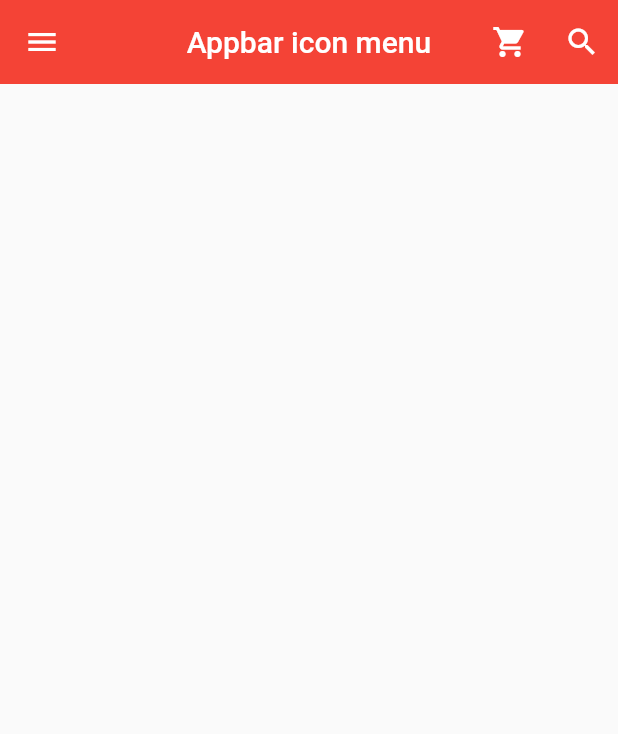
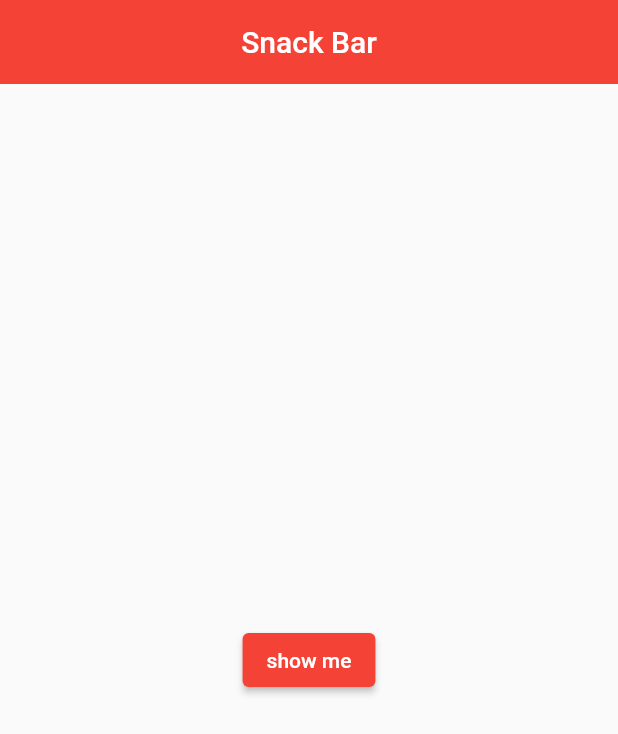
Before and after one commit to kisbi3/contact, a Flutter app: the screen it shows after launch, on a phone screen of 412 x 824 dp. Shown: the top 734 px of the screen. Run offline on Flutter 3.47's test engine with Material 2 defaults, Android fonts, the phone set to English and light mode, and no system bars.

Commit message:
SnackBar1
순한맛 18

```diff
--- a/lib/main.dart
+++ b/lib/main.dart
@@ -24,108 +24,27 @@ class MyPage extends StatelessWidget {
   Widget build(BuildContext context) {
     return Scaffold(
       appBar: AppBar(
-        title: Text('Appbar icon menu'),
+        title: Text('Snack Bar'),
         centerTitle: true,
         elevation: 0.0,
-        //leading : 아이콘 버튼이나 간단한 위젯을 왼족에 배치할
-
-        //actions : 복수의 아이콘 버튼 등을 오른쪽에 배치할 때
-        actions: [
-          IconButton(
-              onPressed: () {
-                // Icon을 눌렀을 때 아래 함수가 실행됨.
-                print('shopping cart button is clicked');
-              },
-              icon: Icon(Icons.shopping_cart)),
-          IconButton(
-              onPressed: () {
-                // Icon을 눌렀을 때 아래 함수가 실행됨.
-                print('search button is clicked');
-              },
-              icon: Icon(Icons.search)),
-        ],
       ),
-      // 왼쪽 위에 넣는 menu 대신 씀.
-      drawer: Drawer(
-        // List View 란?
-        // 세로 방향으로 여러가지 보여 주는 것.
-        child: ListView(
-          // List View 내부에서 여백이 필요 없음
-          padding: EdgeInsets.zero,
-          children: [
-            UserAccountsDrawerHeader(
-                // 현재 사용자의 이미지
-              currentAccountPicture: CircleAvatar(
-                backgroundImage: AssetImage('lisaCover.jpg'),
-                backgroundColor: Colors.white,
-              ),
-              //복수형에서 알 수 있듯이, 여러개 가능!
-              otherAccountsPictures: [
-                CircleAvatar(
-                  backgroundImage: AssetImage('aimerCover.jpg'),
-                  backgroundColor: Colors.white,
-                ),
-                //여러개 할 경우 가로로 추가됨!!
-                // CircleAvatar(
-                //   backgroundImage: AssetImage('aimerCover.jpg'),
-                //   backgroundColor: Colors.white,
-                // ),
-              ],
-              accountName: Text('MyName'),
-              accountEmail: Text('MyEmail@email.com'),
-              // 클릭을 하면 추가 정보를 보여주는 버튼
-              onDetailsPressed: (){
-                print('arrow is clicked');
-              },
-              decoration: BoxDecoration(
-                color: Colors.red[200],
-                //경계선을 원형처리 할 때 사용
-                borderRadius: BorderRadius.only(
-                  bottomLeft: Radius.circular(40.0),
-                  bottomRight: Radius.circular(40.0)
-                )
-              ),
+      body: Center(
+        // FlatButton 없음!!
+        //ElevatedButton, Raised button, Floating action button : 기능상에서는 별 차이가 없음
+        child: ElevatedButton(
+          style: ElevatedButton.styleFrom(
+            backgroundColor: Colors.red,
+          ),
+          onPressed: (){
+            ScaffoldMessenger.of(context).showSnackBar(SnackBar(
+              content: Text('New Snack Bar'),
+            ));
+          },
+          child: Text('show me',
+            style: TextStyle(
+              color: Colors.white
             ),
-            ListTile(
-              //leading은 시작점에 배치
-              //trailing은 마지막에 배치
-              leading: Icon(Icons.home,
-              color: Colors.grey[850]
-              ),
-              title: Text('Home'),
-              // 클릭 했을때 물결 표시는 onTap에서 기본적으로 제공.
-              onTap: (){
-                print('Home is clicked');
-              },
-              trailing: Icon(Icons.add),
-            ),
-            ListTile(
-              //leading은 시작점에 배치
-              //trailing은 마지막에 배치
-              leading: Icon(Icons.settings,
-                  color: Colors.grey[850]
-              ),
-              title: Text('Settings'),
-              // 클릭 했을때 물결 표시는 onTap에서 기본적으로 제공.
-              onTap: (){
-                print('Settings is clicked');
-              },
-              trailing: Icon(Icons.add),
-            ),
-            ListTile(
-              //leading은 시작점에 배치
-              //trailing은 마지막에 배치
-              leading: Icon(Icons.question_answer,
-                  color: Colors.grey[850]
-              ),
-              title: Text('Q&A'),
-              // 클릭 했을때 물결 표시는 onTap에서 기본적으로 제공.
-              onTap: (){
-                print('Q&A is clicked');
-              },
-              trailing: Icon(Icons.add),
-            ),
-          ],
+          ),
         ),
       ),
     );
```
